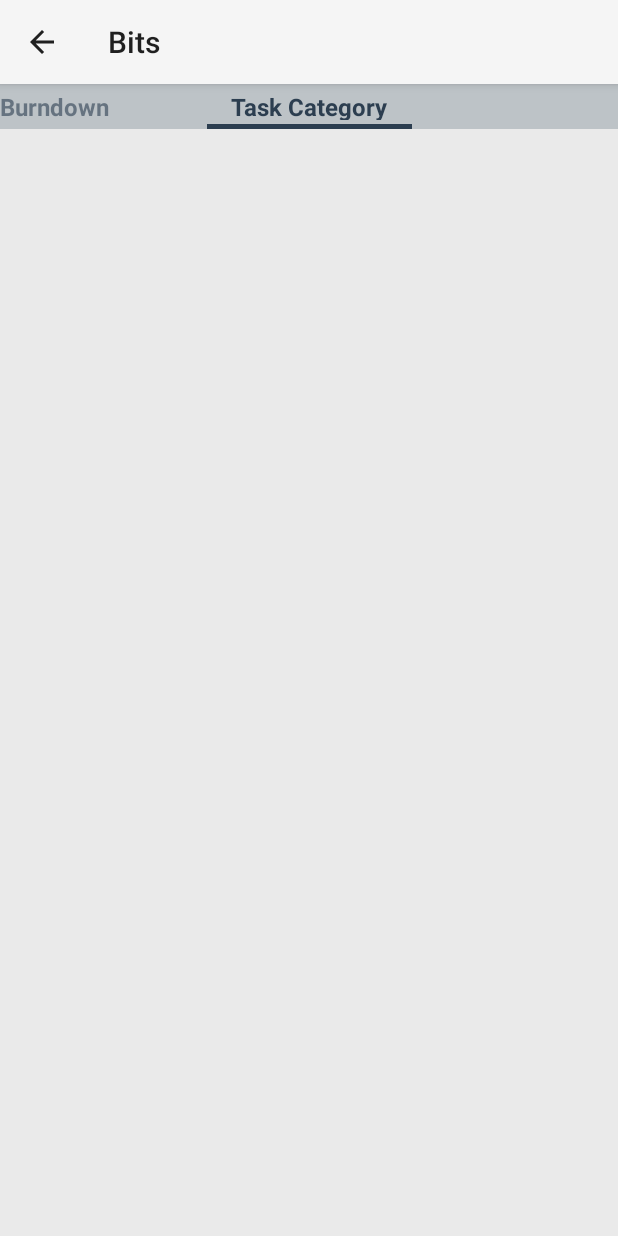
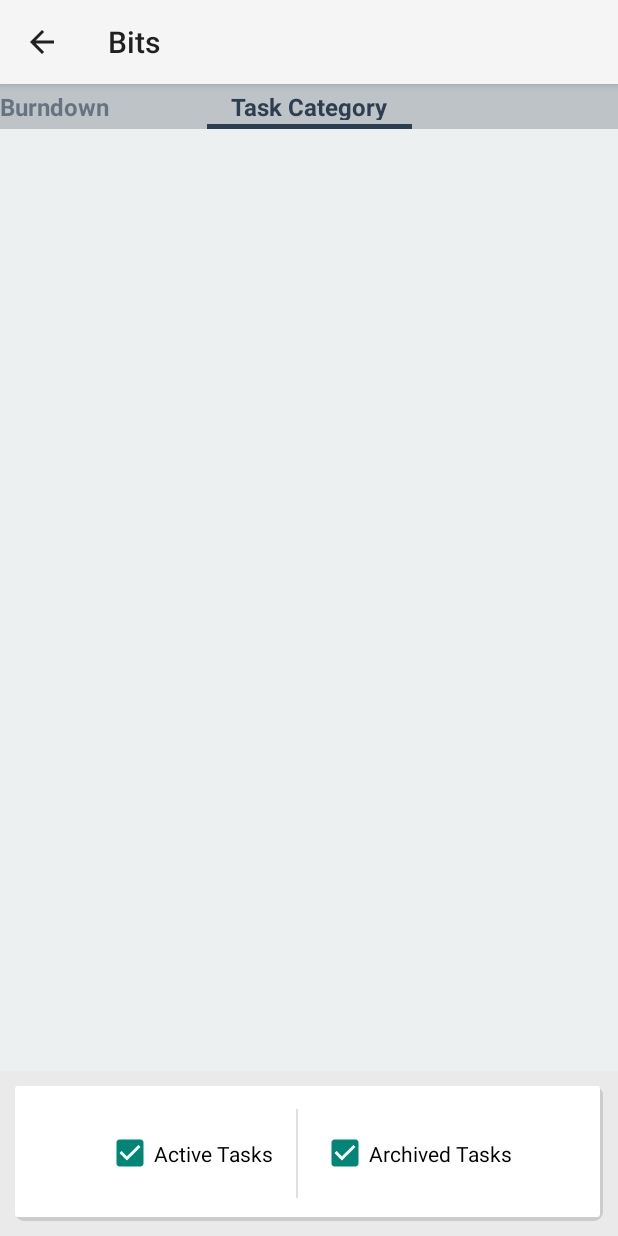
Before and after one commit to liusiqi43/Bits, an Android app: the fragment StatsFragment placed in its activity, after a tap on "Task Category", on a phone screen of 412 x 824 dp. Run offline under Robolectric (Android 15) with nearby library versions, the phone set to English and light mode, and no system bars; libraries missing offline, so code that uses them is left out: com.nhaarman.listviewanimations, com.nineoldandroids.animation, com.nineoldandroids.view, de.greenrobot.dao, org.achartengine and 5 more; pictures from the network do not load; 34 statements that could not run were skipped.

Commit message:
[Improvement] Piechart UI version1

```diff
--- a/app/src/main/java/com/siqi/bits/app/ui/StatsFragment.java
+++ b/app/src/main/java/com/siqi/bits/app/ui/StatsFragment.java
@@ -72,9 +72,9 @@ public class StatsFragment extends Fragment {
         public CharSequence getPageTitle(int position) {
             switch (position) {
                 case 0:
-                    return getString(R.string.burndown_chart_title);
+                    return getString(R.string.burndown_viewpagerstrip_title);
                 case 1:
-                    return getString(R.string.task_category_chart_title);
+                    return getString(R.string.task_category_viewpagerstrip_title);
                 default:
                     return null;
             }
--- a/app/src/main/java/com/siqi/bits/app/ui/StatsPieChartFragment.java
+++ b/app/src/main/java/com/siqi/bits/app/ui/StatsPieChartFragment.java
@@ -1,12 +1,16 @@
 package com.siqi.bits.app.ui;
 
-import android.graphics.Color;
+import android.content.Context;
 import android.os.Bundle;
 import android.support.v4.app.Fragment;
+import android.util.Log;
 import android.view.LayoutInflater;
 import android.view.View;
 import android.view.ViewGroup;
+import android.widget.CheckBox;
+import android.widget.ImageView;
 import android.widget.LinearLayout;
+import android.widget.TextView;
 import android.widget.Toast;
 
 import com.siqi.bits.app.R;
@@ -18,6 +22,7 @@ import org.achartengine.model.SeriesSelection;
 import org.achartengine.renderer.DefaultRenderer;
 import org.achartengine.renderer.SimpleSeriesRenderer;
 
+import java.io.IOException;
 import java.util.HashMap;
 import java.util.Iterator;
 import java.util.Map;
@@ -33,19 +38,22 @@ import model.TaskManager;
  */
 public class StatsPieChartFragment extends Fragment {
 
+    /**
+     * Colors to be used for the pie slices.
+     */
+    private static int[] COLORS = new int[]{R.color.Turquoise, R.color.SeaGreen, R.color.Emerald, R.color.Nephritis, R.color.PeterRiver, R.color.BelizeHole, R.color.Amethyst, R.color.Wisteria, R.color.WetAsphalt, R.color.MidnightBlue, R.color.Sunflower, R.color.Orange, R.color.Carrot, R.color.Pumpkin, R.color.Alizarin, R.color.Pomegranate, R.color.silver, R.color.concrete, R.color.Asbestos};
     private TaskManager tm;
     private CategoryManager cm;
-
     private HashMap<Long, Integer> mCatIdToCount;
-
-    /** Colors to be used for the pie slices. */
-    private static int[] COLORS = new int[] { Color.GREEN, Color.BLUE, Color.MAGENTA, Color.CYAN };
     /** The main series that will include all the data. */
     private CategorySeries mSeries = new CategorySeries("Task by category");
     /** The main renderer for the main dataset. */
     private DefaultRenderer mRenderer = new DefaultRenderer();
     /** The chart view that displays the data. */
     private GraphicalView mChartView;
+
+    private CheckBox mActiveCheckbox, mArchivedCheckbox;
+    private boolean mActiveTasks = true, mArchivedTasks = true;
 
     private LinearLayout mChartViewContainer;
 
@@ -62,21 +70,54 @@ public class StatsPieChartFragment extends Fragment {
     public void onCreate(Bundle savedInstanceState) {
         super.onCreate(savedInstanceState);
 
-        mRenderer.setZoomButtonsVisible(true);
+        mRenderer.setZoomButtonsVisible(false);
         mRenderer.setStartAngle(180);
-        mRenderer.setDisplayValues(true);
+        mRenderer.setDisplayValues(false);
 
         tm = TaskManager.getInstance(getActivity());
         cm = CategoryManager.getInstance(getActivity());
-
-        mCatIdToCount = tm.getCategoryCountForTasks();
     }
 
     @Override
     public View onCreateView(LayoutInflater inflater, ViewGroup container, Bundle savedInstanceState) {
         View root = inflater.inflate(R.layout.stats_piechart_fragment, container, false);
         mChartViewContainer = (LinearLayout) root.findViewById (R.id.piechart_container);
+        mActiveCheckbox = (CheckBox) root.findViewById(R.id.active_task_checkbox);
+        mArchivedCheckbox = (CheckBox) root.findViewById(R.id.archived_task_checkbox);
 
+        mActiveCheckbox.setOnClickListener(new View.OnClickListener() {
+            @Override
+            public void onClick(View view) {
+                mActiveTasks = ((CheckBox) view).isChecked();
+                if (!CheckValidation((CheckBox) view)) {
+                    mActiveTasks = true;
+                }
+                reloadData();
+                mChartView.repaint();
+            }
+        });
+
+        mArchivedCheckbox.setOnClickListener(new View.OnClickListener() {
+            @Override
+            public void onClick(View view) {
+                mArchivedTasks = ((CheckBox) view).isChecked();
+                if (!CheckValidation((CheckBox) view)) {
+                    mArchivedTasks = true;
+                }
+                reloadData();
+                mChartView.repaint();
+            }
+        });
+
+        reloadData();
+        mRenderer.setChartTitle(getString(R.string.task_category_chart_title));
+
+        return root;
+    }
+
+    private void reloadData() {
+        mSeries.clear();
+        mCatIdToCount = tm.getCategoryCountForTasks(mActiveTasks, mArchivedTasks);
         Iterator it = mCatIdToCount.entrySet().iterator();
         while (it.hasNext()) {
             Map.Entry pairs = (Map.Entry) it.next();
@@ -85,13 +126,18 @@ public class StatsPieChartFragment extends Fragment {
 
             mSeries.add(cm.getCategory(id).getName(), count);
             SimpleSeriesRenderer renderer = new SimpleSeriesRenderer();
-            renderer.setColor(COLORS[(mSeries.getItemCount() - 1) % COLORS.length]);
-
+            renderer.setColor(getResources().getColor(COLORS[(mSeries.getItemCount() - 1) % COLORS.length]));
             mRenderer.addSeriesRenderer(renderer);
         }
+    }
 
-
-        return root;
+    private boolean CheckValidation(CheckBox cb) {
+        if (!mActiveTasks && !mArchivedTasks) {
+            cb.setChecked(true);
+            Toast.makeText(getActivity(), "Not enough data", Toast.LENGTH_SHORT).show();
+            return false;
+        }
+        return true;
     }
 
     @Override
@@ -101,28 +147,55 @@ public class StatsPieChartFragment extends Fragment {
         if (mChartView == null) {
             mChartView = ChartFactory.getPieChartView(getActivity(), mSeries, mRenderer);
             mRenderer.setClickEnabled(true);
+            mRenderer.setPanEnabled(false);
+            mRenderer.setZoomEnabled(true);
             mRenderer.setApplyBackgroundColor(true);
             mChartView.setOnClickListener(new View.OnClickListener() {
                 @Override
                 public void onClick(View v) {
                     SeriesSelection seriesSelection = mChartView.getCurrentSeriesAndPoint();
-                    if (seriesSelection == null) {
-                        Toast.makeText(getActivity(), "No chart element selected", Toast.LENGTH_SHORT)
-                                .show();
-                    } else {
+                    if (seriesSelection != null) {
                         for (int i = 0; i < mSeries.getItemCount(); i++) {
                             mRenderer.getSeriesRendererAt(i).setHighlighted(i == seriesSelection.getPointIndex());
                         }
                         mChartView.repaint();
-                        Toast.makeText(
-                                getActivity(),
-                                "Chart data point index " + seriesSelection.getPointIndex() + " selected"
-                                        + " point value=" + seriesSelection.getValue(), Toast.LENGTH_SHORT).show();
+
+                        LayoutInflater inflater = (LayoutInflater) getActivity().getSystemService(Context.LAYOUT_INFLATER_SERVICE);
+                        View view = inflater.inflate(R.layout.stats_piechart_toast_layout, null);
+                        View layout = view.findViewById(R.id.toast_layout_root);
+                        TextView text = (TextView) layout.findViewById(R.id.text);
+                        ImageView categoryIcon = (ImageView) layout.findViewById(R.id.categoryIcon);
+                        text.setText((int) seriesSelection.getValue() + " " + getString(R.string.task_in_this_category));
+
+                        Iterator it = mCatIdToCount.entrySet().iterator();
+                        while (it.hasNext()) {
+                            Map.Entry pairs = (Map.Entry) it.next();
+                            Long id = (Long) pairs.getKey();
+                            Log.d("PieChart", cm.getCategory(id).getName() + " == " + mSeries.getCategory(seriesSelection.getPointIndex()) + "? ");
+                            if (cm.getCategory(id).getName().equals(mSeries.getCategory(seriesSelection.getPointIndex()))) {
+                                try {
+                                    categoryIcon.setImageBitmap(cm.getCategory(id).getIconBitmap(getActivity()));
+                                } catch (IOException e) {
+                                    e.printStackTrace();
+                                }
+                                break;
+                            }
+                        }
+
+                        final Toast toast = new Toast(getActivity());
+                        toast.setView(layout);
+                        toast.setDuration(Toast.LENGTH_SHORT);
+                        toast.show();
                     }
                 }
             });
             mChartViewContainer.addView(mChartView, new ViewGroup.LayoutParams(ViewGroup.LayoutParams.MATCH_PARENT,
                     ViewGroup.LayoutParams.MATCH_PARENT));
+            mRenderer.setMargins(new int[]{30, 30, 0, 20});
+            mRenderer.setChartTitleTextSize(60);
+            mRenderer.setLabelsTextSize(35);
+            mRenderer.setLabelsColor(getResources().getColor(R.color.black));
+            mRenderer.setShowLegend(false);
         } else {
             mChartView.repaint();
         }
--- a/app/src/main/java/com/siqi/bits/app/ui/StatsXYChartFragment.java
+++ b/app/src/main/java/com/siqi/bits/app/ui/StatsXYChartFragment.java
@@ -144,7 +144,7 @@ public class StatsXYChartFragment extends Fragment implements AdapterView.OnItem
         private static final String DATE_FORMAT = "dd/MM";
 
         public GraphicalView getView(Context context, List<ActionRecordManager.DateBurnratePair> results) {
-            String title = context.getString(R.string.chartTitle);
+            String title = context.getString(R.string.burndown_chart_title);
 
             int[] colors = new int[]{getResources().getColor(mActionToColor.get(mDisplayedAction)), getResources().getColor(R.color.PeterRiver)};
             PointStyle[] styles = new PointStyle[]{PointStyle.CIRCLE, PointStyle.POINT};
@@ -170,7 +170,7 @@ public class StatsXYChartFragment extends Fragment implements AdapterView.OnItem
                 mMaxRateTextView.setText(max.mBurnrate + "");
                 mAvgRateTextView.setText(avg + "");
 
-                setChartSettings(renderer, context.getString(R.string.chartTitle),
+                setChartSettings(renderer, context.getString(R.string.burndown_chart_title),
                         context.getString(R.string.burndown_chart_datetitle),
                         context.getString(R.string.burndown_chart_counttitle), results.get(0).mDate.getTime(), results.get(results.size() - 1)
                                 .mDate.getTime(), min.mBurnrate, max.mBurnrate, Color.LTGRAY, Color.BLACK
--- a/app/src/main/java/model/TaskManager.java
+++ b/app/src/main/java/model/TaskManager.java
@@ -134,6 +134,19 @@ public class TaskManager {
         return tasks;
     }
 
+    public List<Task> getAllTasks(boolean active, boolean archive) {
+        List<Task> tasks = new ArrayList<Task>();
+
+        if (active && archive)
+            tasks = mTaskDao.queryBuilder().where(TaskDao.Properties.DeletedOn.isNull()).list();
+        else if (active && !archive)
+            tasks = mTaskDao.queryBuilder().where(TaskDao.Properties.DeletedOn.isNull(), TaskDao.Properties.Archieved_on.isNull()).list();
+        else if (!active && archive)
+            tasks = mTaskDao.queryBuilder().where(TaskDao.Properties.DeletedOn.isNull(), TaskDao.Properties.Archieved_on.isNotNull()).list();
+
+        return tasks;
+    }
+
     public List<Task> getAllSortedTasks() {
         List<Task> tasks = getAllTasks();
         Collections.sort(tasks, new Comparator<Task>() {
@@ -174,7 +187,7 @@ public class TaskManager {
         double sum = t.getDoneCount() + t.getSkipCount();
         double total = sum + t.getLateCount();
 
-        return ((int) (100 * sum/total));
+        return ((int) (100 * sum / total));
     }
 
     public int getDoneRateExcept(Task t) {
@@ -188,12 +201,12 @@ public class TaskManager {
                 long lateCount = e.getLateCount();
                 long skipCount = e.getSkipCount();
 
-                sum += doneCount+skipCount;
-                total += doneCount+skipCount+lateCount;
+                sum += doneCount + skipCount;
+                total += doneCount + skipCount + lateCount;
             }
         }
 
-        return ((int) (100 * sum/total));
+        return ((int) (100 * sum / total));
     }
 
     public long getActionCountForTaskSinceTimestamp(Task t) {
@@ -233,11 +246,12 @@ public class TaskManager {
         List<ActionRecord> records = qb.where(
                 qb.or(
                         ActionRecordDao.Properties.Action.eq(ACTION_TYPE_DONE),
-                        ActionRecordDao.Properties.Action.eq(ACTION_TYPE_SKIP)))
+                        ActionRecordDao.Properties.Action.eq(ACTION_TYPE_SKIP))
+        )
                 .orderDesc(ActionRecordDao.Properties.RecordOn).list();
 
         for (ActionRecord r : records) {
-            if (r.getTask().getDeletedOn() == null){
+            if (r.getTask().getDeletedOn() == null) {
                 return r;
             }
         }
@@ -260,15 +274,15 @@ public class TaskManager {
             t.setCurrentInterval(delta);
         }
 
-        Log.d("ScheduledTimeUpdate", "T:"+t.getDescription()+" freq:"+t.getFrequency() + " actionCount:"+actionCountSinceBeginOfInternval);
+        Log.d("ScheduledTimeUpdate", "T:" + t.getDescription() + " freq:" + t.getFrequency() + " actionCount:" + actionCountSinceBeginOfInternval);
         if (mScheduleService != null)
             mScheduleService.scheduleForTask(t);
     }
 
     public void setActionRecordForTask(Task t, int ACTION_TYPE) {
 
-        LayoutInflater inflater = (LayoutInflater) mContext.getSystemService( Context.LAYOUT_INFLATER_SERVICE );
-        View view = inflater.inflate( R.layout.toast_action_layout, null);
+        LayoutInflater inflater = (LayoutInflater) mContext.getSystemService(Context.LAYOUT_INFLATER_SERVICE);
+        View view = inflater.inflate(R.layout.toast_action_layout, null);
         View layout = view.findViewById(R.id.toast_layout_root);
         TextView text = (TextView) layout.findViewById(R.id.text);
 
@@ -302,13 +316,13 @@ public class TaskManager {
     public void setActionRecordForTaskAtDate(Task t, int ACTION_TYPE, Date date) {
         switch (ACTION_TYPE) {
             case ACTION_TYPE_SKIP:
-                t.setSkipCount(t.getSkipCount()+1);
+                t.setSkipCount(t.getSkipCount() + 1);
                 break;
             case ACTION_TYPE_DONE:
-                t.setDoneCount(t.getDoneCount()+1);
+                t.setDoneCount(t.getDoneCount() + 1);
                 break;
             case ACTION_TYPE_LATE:
-                t.setLateCount(t.getLateCount()+1);
+                t.setLateCount(t.getLateCount() + 1);
         }
         t.update();
         ActionRecord record = new ActionRecord(null, ACTION_TYPE, date, t.getId());
@@ -318,6 +332,7 @@ public class TaskManager {
 
     /**
      * Called if task's progress is > 100, let's check if
+     *
      * @param t
      */
     public void updateActionRecordForTask(Task t) {
@@ -326,9 +341,10 @@ public class TaskManager {
         // get LateActions whose timestamps are later than nextScheduledTime()
         List<ActionRecord> records = qb.where(
                 ActionRecordDao.Properties.TaskId.eq(t.getId()),
-                        ActionRecordDao.Properties.Action.eq(ACTION_TYPE_LATE),
-                                qb.or(ActionRecordDao.Properties.RecordOn.gt(t.getNextScheduledTime()),
-                                        ActionRecordDao.Properties.RecordOn.eq(t.getNextScheduledTime())))
+                ActionRecordDao.Properties.Action.eq(ACTION_TYPE_LATE),
+                qb.or(ActionRecordDao.Properties.RecordOn.gt(t.getNextScheduledTime()),
+                        ActionRecordDao.Properties.RecordOn.eq(t.getNextScheduledTime()))
+        )
                 .orderDesc(ActionRecordDao.Properties.RecordOn).list();
 
         Long startTime = records.isEmpty() ? t.getNextScheduledTime() : records.get(0).getRecordOn().getTime() + t.getAvgInterval();
@@ -371,11 +387,10 @@ public class TaskManager {
     }
 
 
-
     public void removeActionRecordById(long id) {
         ActionRecord record = mActionRecordDao.load(id);
 
-        switch (record.getAction()){
+        switch (record.getAction()) {
             case ACTION_TYPE_DONE:
                 record.getTask().setDoneCount(record.getTask().getDoneCount() - 1);
                 break;
@@ -403,8 +418,8 @@ public class TaskManager {
         t.update();
     }
 
-    public HashMap<Long, Integer> getCategoryCountForTasks() {
-        List<Task> tasks = getAllTasks();
+    public HashMap<Long, Integer> getCategoryCountForTasks(boolean active, boolean archive) {
+        List<Task> tasks = getAllTasks(active, archive);
 
         HashMap<Long, Integer> catIdToCount = new HashMap<Long, Integer>();
 
@@ -413,7 +428,7 @@ public class TaskManager {
             if (i == null)
                 catIdToCount.put(t.getCategory().getId(), 1);
             else
-                catIdToCount.put(t.getCategory().getId(), i+1);
+                catIdToCount.put(t.getCategory().getId(), i + 1);
         }
 
         return catIdToCount;
--- a/app/src/main/res/layout/stats_piechart_fragment.xml
+++ b/app/src/main/res/layout/stats_piechart_fragment.xml
@@ -10,7 +10,46 @@
     <LinearLayout
         android:id="@+id/piechart_container"
         android:layout_width="match_parent"
-        android:layout_height="match_parent"
-        android:orientation="vertical" />
+        android:layout_height="0dp"
+        android:layout_weight="7"
+        android:background="@color/cloud"
+        android:gravity="center"
+        android:orientation="vertical"
+        android:padding="10dp" />
+
+    <LinearLayout
+        android:layout_width="match_parent"
+        android:layout_height="0dp"
+        android:layout_margin="10dp"
+        android:layout_weight="1"
+        android:background="@drawable/card_bg"
+        android:gravity="center"
+        android:orientation="horizontal"
+        android:padding="10dp">
+
+        <CheckBox
+            android:id="@+id/active_task_checkbox"
+            android:layout_width="wrap_content"
+            android:layout_height="match_parent"
+            android:checked="true"
+            android:text="@string/piechart_active_tasks" />
+
+        <View
+            android:layout_width="1dp"
+            android:layout_height="match_parent"
+            android:layout_marginBottom="5dp"
+            android:layout_marginLeft="15dp"
+            android:layout_marginRight="15dp"
+            android:layout_marginTop="5dp"
+            android:background="@color/silver_transparent" />
+
+        <CheckBox
+            android:id="@+id/archived_task_checkbox"
+            android:layout_width="wrap_content"
+            android:layout_height="match_parent"
+            android:checked="true"
+            android:text="@string/piechart_archived_tasks" />
+
+    </LinearLayout>
 
 </LinearLayout>
--- a/app/src/main/res/values/strings.xml
+++ b/app/src/main/res/values/strings.xml
@@ -51,10 +51,11 @@
 
     <string name="nav_header_bits">Bits</string>
     <string name="nav_header_misc">Misc.</string>
-    <string name="burndown_chart_title">Burndown</string>
-    <string name="task_category_chart_title">Task Category</string>
+    <string name="burndown_viewpagerstrip_title">Burndown</string>
+    <string name="task_category_viewpagerstrip_title">Task Category</string>
     <string name="burndown_chart_dateformat">\"dd/MM/yyyy\"</string>
-    <string name="chartTitle">Task Burndown Rate</string>
+    <string name="burndown_chart_title">Task Burndown Rate</string>
+    <string name="task_category_chart_title">Task Count by Category</string>
     <string name="burndown_chart_datetitle">Date</string>
     <string name="burndown_chart_counttitle">Burndown</string>
     <string name="spinner_text_days">days</string>
@@ -62,4 +63,7 @@
     <string name="spinner_text_show">Display</string>
     <string name="stats_linechart_maxrate">Max rate</string>
     <string name="stats_linechart_avgrate">Avg. rate</string>
+    <string name="piechart_archived_tasks">Archived Tasks</string>
+    <string name="piechart_active_tasks">Active Tasks</string>
+    <string name="task_in_this_category"> tasks in this category</string>
 </resources>
```
Also changed, not shown: app/src/main/res/layout/stats_piechart_toast_layout.xml (added, +28 -0 lines).
